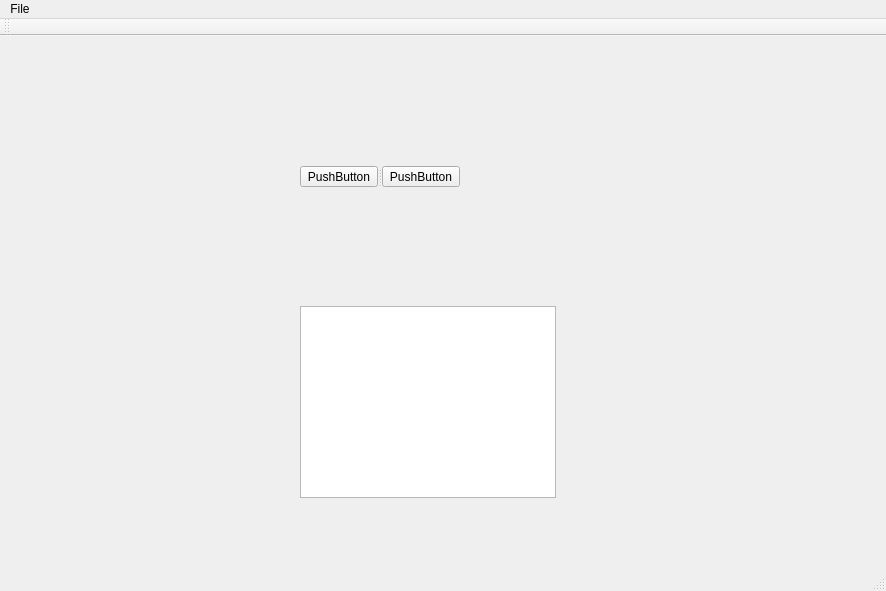
Qt form mainwindow.ui (isahakv/ISOWebBrowser) before a commit.
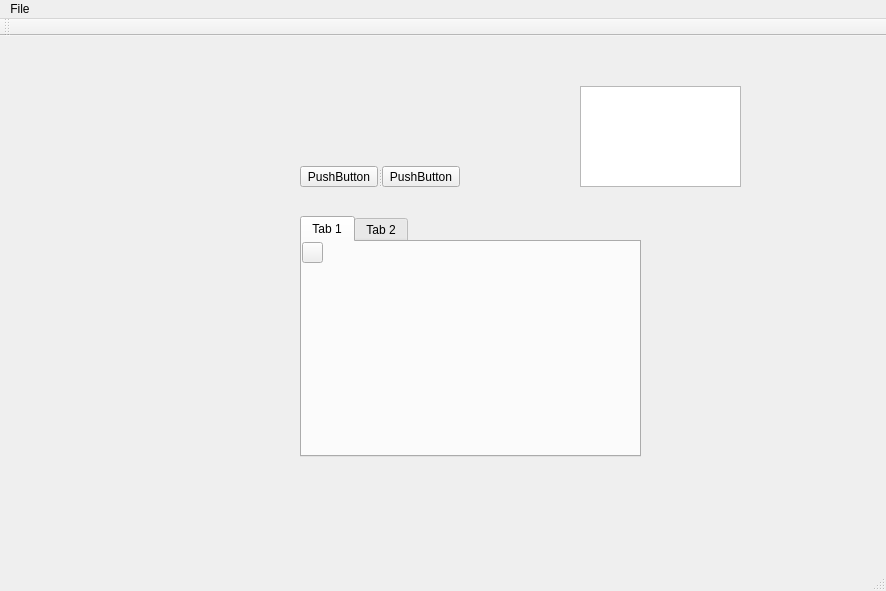
The same form after that commit. Icons and pictures are not drawn.

Commit message: Added ability to open/close the Inspect Element. Added Page Source tab to Inspect Element. Added BrowserHelpers class with InvokeWrapper class and Invoke function.

Patch:
```diff
--- a/mainwindow.ui
+++ b/mainwindow.ui
@@ -20,10 +20,10 @@
    <widget class="QListWidget" name="listWidget">
     <property name="geometry">
      <rect>
-      <x>300</x>
-      <y>270</y>
-      <width>256</width>
-      <height>192</height>
+      <x>580</x>
+      <y>50</y>
+      <width>161</width>
+      <height>101</height>
      </rect>
     </property>
    </widget>
@@ -56,6 +56,49 @@
      </property>
     </widget>
    </widget>
+   <widget class="QTabWidget" name="tabWidget">
+    <property name="geometry">
+     <rect>
+      <x>300</x>
+      <y>180</y>
+      <width>341</width>
+      <height>241</height>
+     </rect>
+    </property>
+    <property name="mouseTracking">
+     <bool>false</bool>
+    </property>
+    <property name="currentIndex">
+     <number>0</number>
+    </property>
+    <widget class="QWidget" name="tab">
+     <attribute name="title">
+      <string>Tab 1</string>
+     </attribute>
+     <widget class="QPushButton" name="pushButton_3">
+      <property name="geometry">
+       <rect>
+        <x>0</x>
+        <y>0</y>
+        <width>21</width>
+        <height>21</height>
+       </rect>
+      </property>
+      <property name="text">
+       <string/>
+      </property>
+      <property name="icon">
+       <iconset resource="data/data.qrc">
+        <normaloff>:/Images/Vector/cancel-button.svg</normaloff>:/Images/Vector/cancel-button.svg</iconset>
+      </property>
+     </widget>
+    </widget>
+    <widget class="QWidget" name="tab_2">
+     <attribute name="title">
+      <string>Tab 2</string>
+     </attribute>
+    </widget>
+   </widget>
   </widget>
   <widget class="QMenuBar" name="menubar">
    <property name="geometry">
```
Left out of the diff: 4 changed lines with no effect on the pictures. The commit also changes 15 other files.
